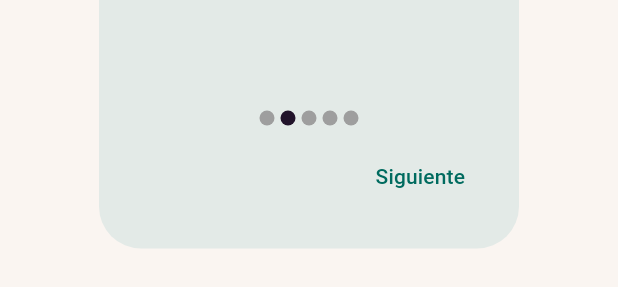
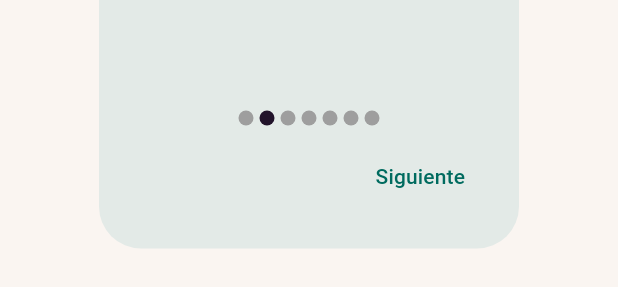
Before and after one commit to Bashisero/Focus_DegreeWork, a Flutter app: the InfoDialogContent widget shown alone on an empty page, opened directly, after a tap on "Siguiente", on a phone screen of 412 x 824 dp. Shown: the part 785-1072 px from the top of the screen. Run offline on Flutter 3.47's test engine with Material 2 defaults, Android fonts, the phone set to English and light mode, and no system bars; our stand-ins replace audioplayers, drift; missing offline and left inert: feature_discovery; accounts and stored records are empty; generated files the repository leaves out were written again.

Commit message:
Aplicación completada - Anexos añadidos

```diff
--- a/lib/consejos.dart
+++ b/lib/consejos.dart
@@ -17,10 +17,10 @@ class ConsejosProvider {
     "Los mejores lugares para enfocarse en algo, son tranquilos, bien iluminados, y organizados",
     "Concentrarse en una sola tarea a la vez mejora la eficiencia y la calidad del trabajo. La multitarea puede disminuir la atención y aumentar los errores.",
     "Explica lo que estás estudiando con tus propias palabras, como si se lo enseñaras a alguien más. Esto puede ayudar a aclarar conceptos",
-    "Durante los descansos, realiza actividades físicas ligeras como estiramiento o caminata corta. Esto puede aumentar la circulación sanguínea y mejorar la concentración al regresar al estudio.",
+    "Durante los descansos, realiza actividades físicas ligeras como estiramiento o caminata corta. Esto puede mejorar la concentración al regresar al estudio.",
     "Aunque suene gracioso, imaginarse a uno mismo completando tareas con éxito puede aumentar la motivación y el enfoque.",
     "Desactiva las notificaciones innecesarias en dispositivos digitales para reducir las distracciones",
-    "Establece metas claras. Definir objetivos específicos para cada sesión de estudio puede ayudar a enfocarse y proporcionar un sentido de logro al alcanzarlos.",
+    "Establece metas claras. Definir objetivos específicos para cada sesión de estudio puede ayudar a enfocarse y proporcionar un sentido de logro.",
     "No es tan fácil dejar de procrastinar si nuestra salud mental no está en óptimas condiciones",
     "Vigila qué tipo de interrupciones recibes, así puedes actuar conforme a ello",
     "\"Cada paso es uno menos\"",
@@ -32,7 +32,7 @@ class ConsejosProvider {
     "Empieza con las tareas más difíciles o importantes cuando tu energía y concentración estén en su punto máximo",
     "Al leer, haz anotaciones, subraya o resume lo leído para mantener un nivel alto de compromiso y enfoque.",
     "Crear mapas mentales para organizar ideas puede ayudar a visualizar y conectar mejor la información, mejorando así la retención.",
-    "Estudiar en un lugar asociado con el sueño, como la cama puede disminuir la concentración. Es mejor tener un área dedicada exclusivamente al estudio o al trabajo",
+    "Estudiar en un lugar asociado con el sueño, como la cama puede disminuir la concentración. Es mejor tener un área dedicada sólo al estudio o al trabajo",
     "Busca la manera de hacer disfrutables tus responsabilidades, así es menos probable que pierdas el foco en esta",
     "Cuando te concentras, este estado no se adquiere de golpe, sino de manera gradual mientras trabajas, desde una atención superficial, hasta una profunda",
     "La atención es dinámica, no hay nada de malo en que los niveles de esta varíen",
--- a/lib/main.dart
+++ b/lib/main.dart
@@ -311,19 +311,15 @@ class _MyHomePageState extends State<MyHomePage> {
                   ),
                   Container(
                       width: 270,
-                      height: 80, // Ajusta la anchura según tu imagen
-                      padding: const EdgeInsets.all(
-                          0), // Añade un poco de espacio alrededor del texto
+                      height: 80,
+                      padding: const EdgeInsets.all(0),
                       child: Text(
                         consejoAleatorio,
                         textAlign: TextAlign.center,
                         style: const TextStyle(
-                            color: Colors
-                                .black, // Asegúrate de que el color contraste bien con tu imagen
+                            color: Colors.black,
                             fontSize: 13,
-                            fontWeight: FontWeight
-                                .bold // Ajusta el tamaño del texto como prefieras
-                            ),
+                            fontWeight: FontWeight.bold),
                       ))
                 ],
               )),
@@ -402,6 +398,34 @@ class InfoDialogContentState extends State<InfoDialogContent> {
             padding: EdgeInsets.only(top: 25.0, bottom: 5.0),
             child: Text(
                 'FlowTime se basa en la teoría del flujo, la cual consiste en esos momentos en los que estás absorbido por una actividad en concreta y pierdes incluso la noción del tiempo, pudiendo desenvolverte en esto indefinidamente. Tiene un enfoque mayormente enfocado a tareas de creativas, de análisis, y resolución de problemas, Puedes realizar tareas anónimas usando Flowtime, o bien puedes hacer tareas que ya tengas creadas dentro de un proyecto, así como ver el historial de las sesiones que has hecho. También puedes registrar las interrupciones que hayas tenido en media sesión'),
+          ),
+        ],
+      ),
+    ),
+    const SingleChildScrollView(
+      child: Column(
+        mainAxisAlignment: MainAxisAlignment.center,
+        children: [
+          Center(
+              child: Text('Interrupciones Externas',
+                  style: estiloTitulos, textAlign: TextAlign.center)),
+          Padding(
+              padding: EdgeInsets.only(top: 25.0, bottom: 5.0),
+              child: Text(
+                  "Sonidos del ambiente, llamadas de emergencia, alguien solicitándote, una urgencia, etc., todo lo anterior se denominan interrupciones externas")),
+        ],
+      ),
+    ),
+    const SingleChildScrollView(
+      child: Column(
+        mainAxisAlignment: MainAxisAlignment.center,
+        children: [
+          Center(
+              child: Text('Interrupciones Internas',
+                  style: estiloTitulos, textAlign: TextAlign.center)),
+          Padding(
+            padding: EdgeInsets.only(top: 25.0, bottom: 5.0),
+            child: Text("Pensamientos ajenos a la actividad actual, hambre, ideas, impulsos, antojos, agotamiento, distracciones, etc., estas son las interrupciones internas.\n\n Ten en cuenta cuáles y cuántas tienes mientras haces algo, así podrás evitarlas después"),
           ),
         ],
       ),
```
Also changed, not shown: lib/pomodoro.dart (+4 -4 lines), 3 other files.
